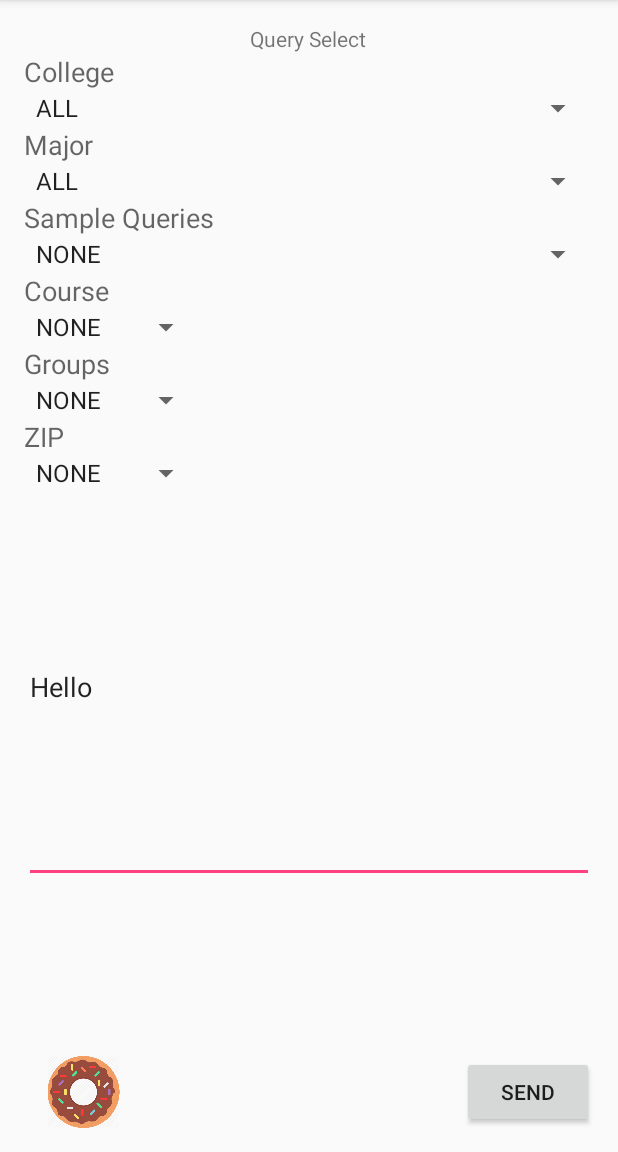
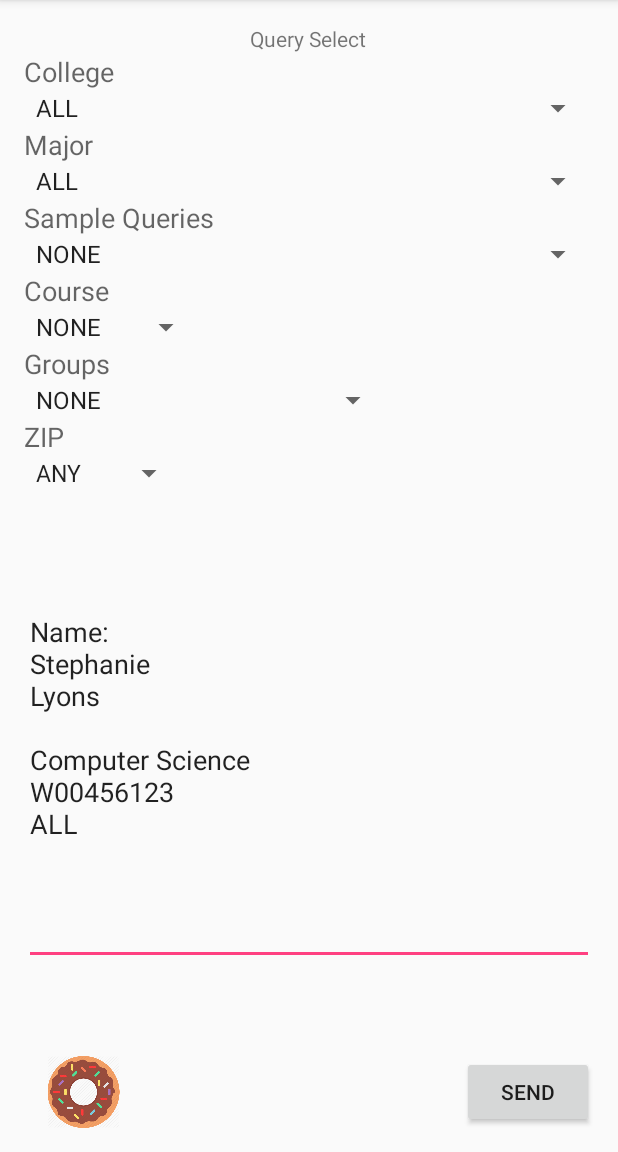
Before and after one commit to MalkyKaren/BetterDatabase, an Android app: the screen it shows after launch (MainActivity), after a tap on "SEND", on a phone screen of 412 x 824 dp, the part 84-1236 px from its top. Run offline under Robolectric (Android 15) with nearby library versions, the phone set to English and light mode, and no system bars.

Commit message:
Edited String Names

```diff
--- a/app/src/main/java/com/example/camasok/betterdatabase/MainActivity.java
+++ b/app/src/main/java/com/example/camasok/betterdatabase/MainActivity.java
@@ -32,12 +32,12 @@ public class MainActivity extends AppCompatActivity {
     private Spinner spinner1;
     private Spinner spinner2;
     private Spinner spinner3;
+    private Spinner spinner4;
+    private Spinner spinner5;
+    private Spinner spinner6;
+
     private Button buttonQuery;
-    public String querySelect = "SELECT Student.FName, Student.LName, Student.Phone_Number";
-    public String queryFrom = "FROM Student ";
-    public String queryFAddon = "";
-    public String queryWhere = "WHERE ";
-    public String queryWAddon = "";
+
     private EditText editText;
 
 
@@ -53,6 +53,9 @@ public class MainActivity extends AppCompatActivity {
         spinner1 = (Spinner)findViewById( R.id.spinner1 );
         spinner2 = (Spinner)findViewById( R.id.spinner2 );
         spinner3 = (Spinner)findViewById( R.id.spinner3 );
+        spinner4 = (Spinner)findViewById( R.id.spinner4 );
+        spinner5 = (Spinner)findViewById( R.id.spinner5 );
+        spinner6 = (Spinner)findViewById( R.id.spinner6 );
         editText = (EditText)findViewById( R.id.editText );
         buttonQuery = (Button)findViewById( R.id.buttonQuery );
         editText.setText(new String("Hello"));
@@ -62,14 +65,14 @@ public class MainActivity extends AppCompatActivity {
     public void query(View view)  {
         CoffeeDBHelper cDBHelper = new CoffeeDBHelper((getApplicationContext()));
         SQLiteDatabase db = cDBHelper.getReadableDatabase();
-        Cursor c = db.query("Student", {"Student.FName" ,"Student.LName", "Student.Major"}, null, null, null, null, null);
+        String[] colums = {"Student.FName AS Name" ,"Student.LName", "Student.Major", "Student.Stu_ID"};
+        Cursor c = db.query("Student",colums,null, null, null, null, null);
         c.moveToFirst();
-        editText.setText(c.getString(0) + "\n" + c.getString(1) + "\n" + c.getString(2));
+        String test = (String) spinner1.getSelectedItem();
+        editText.setText( c.getColumnName(0)+ ": \n" +c.getString(0) + "\n" + c.getString(1) + "\n \n" + c.getString(2) + "\n" + c.getString(3) + "\n"+ test);
+        c.close();
 
 
    }
 
-
-
-
 }
--- a/app/src/main/res/layout/activity_main.xml
+++ b/app/src/main/res/layout/activity_main.xml
@@ -60,7 +60,8 @@
             android:layout_width="match_parent"
             android:layout_height="wrap_content"
             android:id="@+id/spinner3"
-            android:entries="@array/ExtraQueries" />
+            android:entries="@array/ExtraQueries"
+            android:spinnerMode="dropdown" />
 
         <TextView
             android:layout_width="wrap_content"
@@ -72,7 +73,7 @@
         <Spinner
             android:layout_width="wrap_content"
             android:layout_height="wrap_content"
-            android:id="@+id/spinner"
+            android:id="@+id/spinner4"
             android:spinnerMode="dropdown"
             android:entries="@array/Course" />
 
@@ -86,7 +87,7 @@
         <Spinner
             android:layout_width="wrap_content"
             android:layout_height="wrap_content"
-            android:id="@+id/spinner4"
+            android:id="@+id/spinner5"
             android:spinnerMode="dropdown"
             android:entries="@array/Group" />
 
@@ -100,7 +101,7 @@
         <Spinner
             android:layout_width="wrap_content"
             android:layout_height="wrap_content"
-            android:id="@+id/spinner5"
+            android:id="@+id/spinner6"
             android:spinnerMode="dropdown"
             android:entries="@array/ZIP" />
 
--- a/app/src/main/res/values/strings.xml
+++ b/app/src/main/res/values/strings.xml
@@ -42,11 +42,13 @@
 
     <string-array name="Group">
         <item>NONE</item>
-        <item>Query 1</item>
-        <item>Query 2</item>
-        <item>Query 3</item>
-        <item>Query 4</item>
-        <item>Query 5</item>
+        <item>Music Club</item>
+        <item>Mobile App Development</item>
+        <item>Hair Dye Club</item>
+        <item>Guitar Club</item>
+        <item>Glee Club</item>
+        <item>Chemistry Club</item>
+        <item>Architecture Club</item>
     </string-array>
 
     <string-array name="Course">
@@ -59,12 +61,16 @@
     </string-array>
 
     <string-array name="ZIP">
-        <item>NONE</item>
-        <item>Query 1</item>
-        <item>Query 2</item>
-        <item>Query 3</item>
-        <item>Query 4</item>
-        <item>Query 5</item>
+        <item>ANY</item>
+        <item>2112</item>
+        <item>2114</item>
+        <item>2115</item>
+        <item>2128</item>
+        <item>2145</item>
+        <item>2155</item>
+        <item>3079</item>
+        <item>7059</item>
+        <item>20423</item>
     </string-array>
 
 
```
